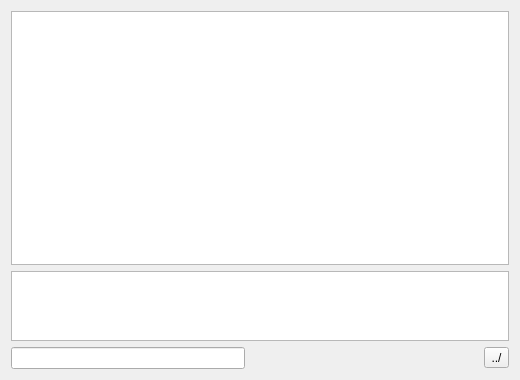
Old version of the form src/gui/filemanagerwidget.ui in the repository grotsztaksel/ArcherAssistant.
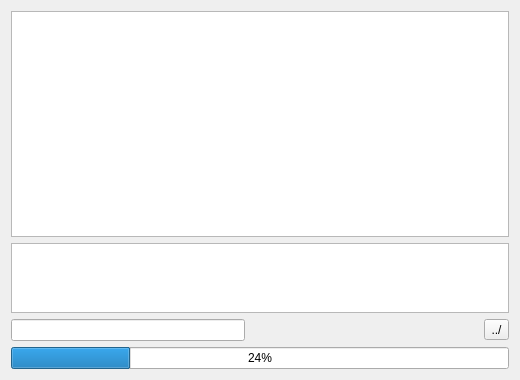
New version of the form.

Commit message: FileManagerWidget: Preview images on click (SLOW!)

```diff
--- a/src/gui/filemanagerwidget.ui
+++ b/src/gui/filemanagerwidget.ui
@@ -13,12 +13,18 @@
   <property name="windowTitle">
    <string>Form</string>
   </property>
-  <layout class="QVBoxLayout" name="verticalLayout" stretch="4,1,0">
+  <layout class="QVBoxLayout" name="verticalLayout" stretch="4,1,0,0">
    <item>
     <widget class="QListWidget" name="thumbnailsView">
      <property name="dragDropMode">
       <enum>QAbstractItemView::DragDrop</enum>
      </property>
+     <property name="iconSize">
+      <size>
+       <width>200</width>
+       <height>150</height>
+      </size>
+     </property>
      <property name="resizeMode">
       <enum>QListView::Adjust</enum>
      </property>
@@ -71,6 +77,13 @@
      </item>
     </layout>
    </item>
+   <item>
+    <widget class="QProgressBar" name="progressBar">
+     <property name="value">
+      <number>24</number>
+     </property>
+    </widget>
+   </item>
   </layout>
  </widget>
  <resources/>
```
The commit also changes 1 other file.
